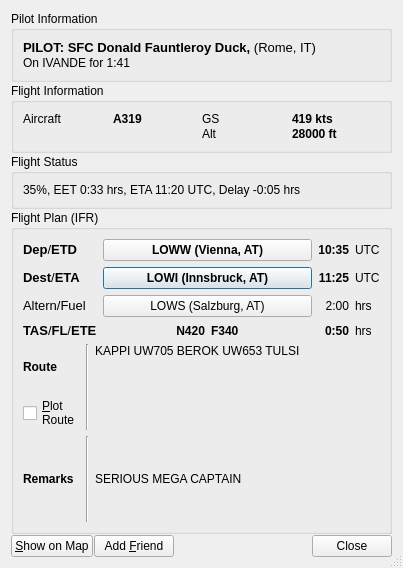
Before: the Qt Designer form branches/jonas_stable/QuteScoop/gui/PilotDetails.ui in qutescoop/qutescoop, drawn with Qt 5.
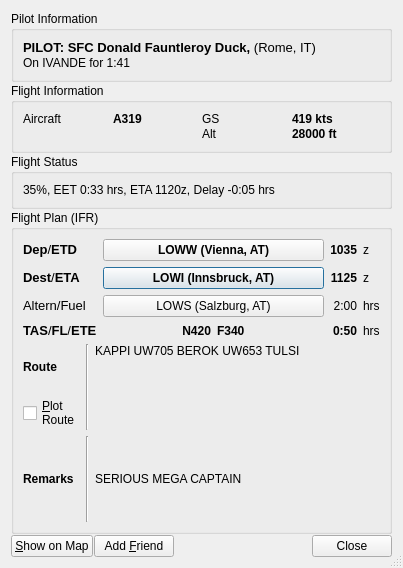
After: the same form once the commit is applied. Icons and pictures are not drawn.

Commit message: changed: * times are spelt 1234z instead of 12:34 UTC (shorter, sexier and more pilot style)

```diff
--- a/branches/jonas_stable/QuteScoop/gui/PilotDetails.ui
+++ b/branches/jonas_stable/QuteScoop/gui/PilotDetails.ui
@@ -160,7 +160,7 @@
          <string>EET: Estimated remaining Enroute Time, ETA: Estimated Time of Arrival (constantly updated), delay: According to planned ETA</string>
         </property>
         <property name="text">
-         <string>35%, EET 0:33 hrs, ETA 11:20 UTC, Delay -0:05 hrs</string>
+         <string>35%, EET 0:33 hrs, ETA 1120z, Delay -0:05 hrs</string>
         </property>
         <property name="textFormat">
          <enum>Qt::RichText</enum>
@@ -224,7 +224,7 @@
            </font>
           </property>
           <property name="text">
-           <string>11:25</string>
+           <string>1125</string>
           </property>
           <property name="alignment">
            <set>Qt::AlignRight|Qt::AlignTrailing|Qt::AlignVCenter</set>
@@ -246,7 +246,7 @@
            </font>
           </property>
           <property name="text">
-           <string>10:35</string>
+           <string>1035</string>
           </property>
           <property name="alignment">
            <set>Qt::AlignRight|Qt::AlignTrailing|Qt::AlignVCenter</set>
@@ -374,14 +374,14 @@
         <item row="0" column="3">
          <widget class="QLabel" name="label_5">
           <property name="text">
-           <string>UTC</string>
+           <string>z</string>
           </property>
          </widget>
         </item>
         <item row="1" column="3">
          <widget class="QLabel" name="label_7">
           <property name="text">
-           <string>UTC</string>
+           <string>z</string>
           </property>
          </widget>
         </item>
```
The commit also changes 10 other files.
